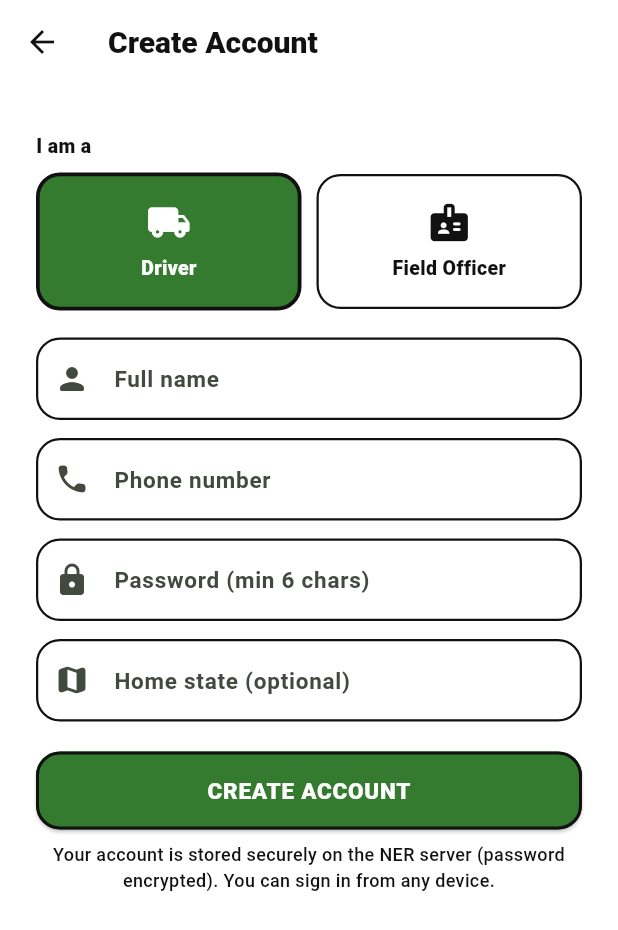
After one commit to piyush621-pareek/SAPTHARA-SIH, a Flutter app: the screen it shows after launch, after a tap on "Create new account", on a phone screen of 412 x 824 dp. The commit adds this screen. Shown: the top 930 px of the screen. Run offline on Flutter 3.47's test engine with Material 3 defaults, Android fonts, the phone set to English and light mode, and no system bars; our stand-ins replace flutter_local_notifications, flutter_map, flutter_riverpod, geolocator, image_picker, latlong2 and 2 more.

Commit message:
Add self-service sign-up with Driver/Field Officer role selection
New SignupScreen -> POST /auth/register (stored in Postgres, bcrypt-hashed);
login screen links to it and now reads 'Driver & Field Officer'. Anyone can
create their own account and sign in from any device.

```diff
--- a/saptahara_frontend/saptahara/lib/app/auth.dart
+++ b/saptahara_frontend/saptahara/lib/app/auth.dart
@@ -48,6 +48,41 @@ class AuthController extends StateNotifier<AuthState> {
     }
   }
 
+  /// Create a new account (stored in the backend database), then sign in.
+  /// Returns null on success, or an error message.
+  Future<String?> register({
+    required String fullName,
+    required String phone,
+    required String password,
+    required String role, // 'driver' or 'field_officer'
+    String? homeState,
+  }) async {
+    // The backend enum uses 'dispatcher' for a field officer / control operator.
+    final apiRole = role == 'field_officer' ? 'dispatcher' : 'driver';
+    try {
+      final res = await ApiClient.instance.postJson("/auth/register", {
+        "full_name": fullName,
+        "phone": phone,
+        "password": password,
+        "role": apiRole,
+        if (homeState != null && homeState.isNotEmpty) "home_state": homeState,
+      });
+      final data = res is Map ? res["data"] as Map? : null;
+      final token = data?["token"]?.toString();
+      final name = (data?["user"] as Map?)?["full_name"]?.toString();
+      final refresh = data?["refreshToken"]?.toString();
+      if (token == null) return "Could not create account (server response).";
+      ApiClient.instance.setAuthToken(token);
+      await LocalStore.setString("auth_token", token);
+      if (refresh != null) await LocalStore.setString("auth_refresh", refresh);
+      if (name != null) await LocalStore.setString("auth_name", name);
+      state = AuthState(token: token, name: name);
+      return null;
+    } catch (e) {
+      return "Could not create account. That phone may already be registered.";
+    }
+  }
+
   void continueAsGuest() => state = const AuthState(guest: true);
 
   Future<void> logout() async {
--- a/saptahara_frontend/saptahara/lib/presentation/auth/login_screen.dart
+++ b/saptahara_frontend/saptahara/lib/presentation/auth/login_screen.dart
@@ -2,6 +2,7 @@ import 'package:flutter/material.dart';
 import 'package:flutter_riverpod/flutter_riverpod.dart';
 import 'package:saptahara/app/auth.dart';
 import 'package:saptahara/core/theme/app_theme.dart';
+import 'package:saptahara/presentation/auth/signup_screen.dart';
 
 class LoginScreen extends ConsumerStatefulWidget {
   const LoginScreen({super.key});
@@ -55,7 +56,7 @@ class _LoginScreenState extends ConsumerState<LoginScreen> {
                     textAlign: TextAlign.center,
                     style: Theme.of(context).textTheme.headlineMedium),
                 const SizedBox(height: 4),
-                const Text("NER Field Operations — Sign in",
+                const Text("NER Logistics — Driver & Field Officer",
                     textAlign: TextAlign.center,
                     style: TextStyle(color: AppColors.black)),
                 const SizedBox(height: 24),
@@ -95,7 +96,22 @@ class _LoginScreenState extends ConsumerState<LoginScreen> {
                             style: TextStyle(color: AppColors.white, fontWeight: FontWeight.w900)),
                   ),
                 ),
-                const SizedBox(height: 10),
+                const SizedBox(height: 6),
+                OutlinedButton(
+                  onPressed: _busy
+                      ? null
+                      : () => Navigator.of(context).push(
+                            MaterialPageRoute(builder: (_) => const SignupScreen()),
+                          ),
+                  style: OutlinedButton.styleFrom(
+                    side: const BorderSide(color: AppColors.black, width: 1.8),
+                    shape: RoundedRectangleBorder(borderRadius: BorderRadius.circular(AppRadii.card)),
+                    minimumSize: const Size.fromHeight(50),
+                  ),
+                  child: const Text("Create new account",
+                      style: TextStyle(color: AppColors.black, fontWeight: FontWeight.w800)),
+                ),
+                const SizedBox(height: 4),
                 TextButton(
                   onPressed: _busy ? null : () => ref.read(authProvider.notifier).continueAsGuest(),
                   child: const Text("Continue as guest (demo)",
--- /dev/null
+++ b/saptahara_frontend/saptahara/lib/presentation/auth/signup_screen.dart
@@ -0,0 +1,184 @@
+import 'package:flutter/material.dart';
+import 'package:flutter_riverpod/flutter_riverpod.dart';
+import 'package:saptahara/app/auth.dart';
+import 'package:saptahara/core/theme/app_theme.dart';
+
+/// Create a new account. Anyone (driver or field officer) can self-register;
+/// the account is stored in the backend database and they are signed in.
+class SignupScreen extends ConsumerStatefulWidget {
+  const SignupScreen({super.key});
+  @override
+  ConsumerState<SignupScreen> createState() => _SignupScreenState();
+}
+
+class _SignupScreenState extends ConsumerState<SignupScreen> {
+  final _name = TextEditingController();
+  final _phone = TextEditingController();
+  final _password = TextEditingController();
+  final _state = TextEditingController();
+  String _role = 'driver'; // 'driver' or 'field_officer'
+  bool _busy = false;
+  String? _error;
+
+  @override
+  void dispose() {
+    _name.dispose();
+    _phone.dispose();
+    _password.dispose();
+    _state.dispose();
+    super.dispose();
+  }
+
+  Future<void> _create() async {
+    if (_name.text.trim().length < 2) {
+      setState(() => _error = 'Enter your full name.');
+      return;
+    }
+    if (_phone.text.trim().length < 8) {
+      setState(() => _error = 'Enter a valid phone number.');
+      return;
+    }
+    if (_password.text.length < 6) {
+      setState(() => _error = 'Password must be at least 6 characters.');
+      return;
+    }
+    setState(() {
+      _busy = true;
+      _error = null;
+    });
+    final err = await ref.read(authProvider.notifier).register(
+          fullName: _name.text.trim(),
+          phone: _phone.text.trim(),
+          password: _password.text,
+          role: _role,
+          homeState: _state.text.trim(),
+        );
+    if (!mounted) return;
+    if (err == null) {
+      Navigator.of(context).pop(); // signed in — _Root shows the app shell
+    } else {
+      setState(() {
+        _busy = false;
+        _error = err;
+      });
+    }
+  }
+
+  @override
+  Widget build(BuildContext context) {
+    return Scaffold(
+      backgroundColor: AppColors.white,
+      appBar: AppBar(title: const Text('Create Account')),
+      body: SafeArea(
+        child: SingleChildScrollView(
+          padding: const EdgeInsets.all(24),
+          child: Column(
+            crossAxisAlignment: CrossAxisAlignment.stretch,
+            children: [
+              const SizedBox(height: 8),
+              const Text('I am a', style: TextStyle(fontWeight: FontWeight.w800)),
+              const SizedBox(height: 8),
+              Row(
+                children: [
+                  Expanded(child: _roleCard('driver', 'Driver', Icons.local_shipping_rounded)),
+                  const SizedBox(width: 10),
+                  Expanded(child: _roleCard('field_officer', 'Field Officer', Icons.badge_rounded)),
+                ],
+              ),
+              const SizedBox(height: 18),
+              TextField(controller: _name, decoration: _dec('Full name', Icons.person_rounded)),
+              const SizedBox(height: 12),
+              TextField(
+                controller: _phone,
+                keyboardType: TextInputType.phone,
+                decoration: _dec('Phone number', Icons.phone_rounded),
+              ),
+              const SizedBox(height: 12),
+              TextField(
+                controller: _password,
+                obscureText: true,
+                decoration: _dec('Password (min 6 chars)', Icons.lock_rounded),
+              ),
+              const SizedBox(height: 12),
+              TextField(
+                controller: _state,
+                decoration: _dec('Home state (optional)', Icons.map_rounded),
+              ),
+              if (_error != null) ...[
+                const SizedBox(height: 12),
+                Text(_error!,
+                    style: const TextStyle(color: AppColors.riskyRed, fontWeight: FontWeight.w600)),
+              ],
+              const SizedBox(height: 20),
+              SizedBox(
+                height: 52,
+                child: ElevatedButton(
+                  onPressed: _busy ? null : _create,
+                  style: ElevatedButton.styleFrom(
+                    backgroundColor: AppColors.safeGreen,
+                    shape: RoundedRectangleBorder(
+                      borderRadius: BorderRadius.circular(AppRadii.card),
+                      side: const BorderSide(color: AppColors.black, width: 2),
+                    ),
+                  ),
+                  child: _busy
+                      ? const SizedBox(
+                          width: 20, height: 20,
+                          child: CircularProgressIndicator(strokeWidth: 2, color: AppColors.white))
+                      : const Text('CREATE ACCOUNT',
+                          style: TextStyle(color: AppColors.white, fontWeight: FontWeight.w900)),
+                ),
+              ),
+              const SizedBox(height: 8),
+              const Text(
+                'Your account is stored securely on the NER server (password encrypted). '
+                'You can sign in from any device.',
+                textAlign: TextAlign.center,
+                style: TextStyle(fontSize: 12, color: AppColors.black),
+              ),
+            ],
+          ),
+        ),
+      ),
+    );
+  }
+
+  Widget _roleCard(String value, String label, IconData icon) {
+    final selected = _role == value;
+    return InkWell(
+      onTap: () => setState(() => _role = value),
+      borderRadius: BorderRadius.circular(AppRadii.card),
+      child: Container(
+        padding: const EdgeInsets.symmetric(vertical: 16),
+        decoration: BoxDecoration(
+          color: selected ? AppColors.safeGreen : AppColors.white,
+          borderRadius: BorderRadius.circular(AppRadii.card),
+          border: Border.all(color: AppColors.black, width: selected ? 2.5 : 1.5),
+        ),
+        child: Column(
+          children: [
+            Icon(icon, color: selected ? AppColors.white : AppColors.black, size: 30),
+            const SizedBox(height: 6),
+            Text(label,
+                style: TextStyle(
+                    color: selected ? AppColors.white : AppColors.black,
+                    fontWeight: FontWeight.w800)),
+          ],
+        ),
+      ),
+    );
+  }
+
+  InputDecoration _dec(String label, IconData icon) => InputDecoration(
+        labelText: label,
+        prefixIcon: Icon(icon),
+        border: OutlineInputBorder(
+          borderRadius: BorderRadius.circular(AppRadii.card),
+          borderSide: const BorderSide(color: AppColors.black, width: 2),
+        ),
+        enabledBorder: OutlineInputBorder(
+          borderRadius: BorderRadius.circular(AppRadii.card),
+          borderSide: const BorderSide(color: AppColors.black, width: 1.5),
+        ),
+      );
+}
```
